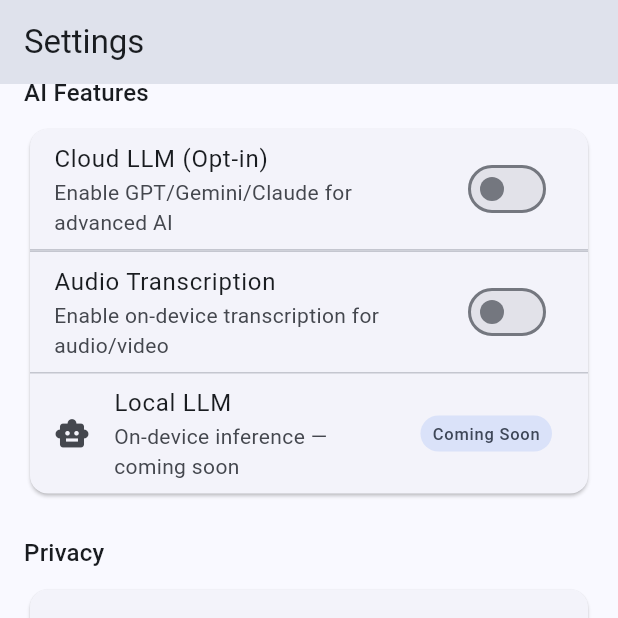
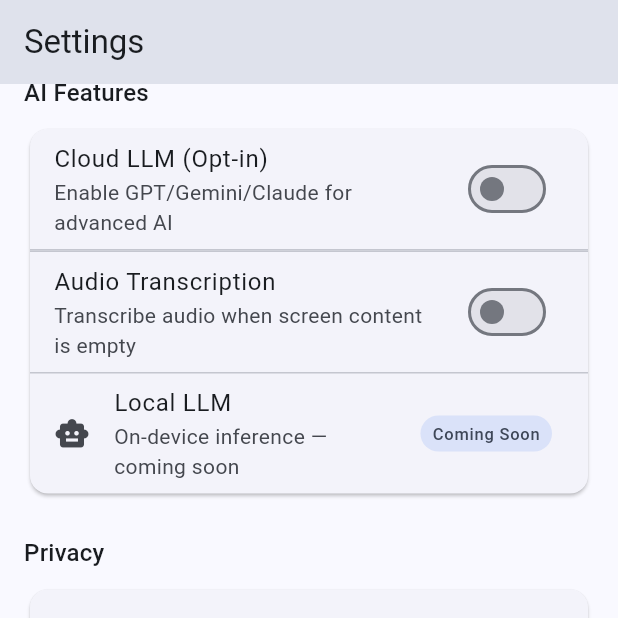
Before and after one commit to 21772177/smart_finder_chatbot, a Flutter app: the SettingsScreen screen opened directly, scrolled down 576 dp, on a phone screen of 412 x 824 dp, the top half of it. Run offline on Flutter 3.47's test engine with Material 3 defaults, Android fonts, the phone set to English and light mode, and no system bars; our stand-ins replace drift, firebase_core, firebase_crashlytics, flutter_riverpod, google_generative_ai, google_sign_in and 3 more; missing offline and left inert: encrypt, google_mlkit_text_recognition, googleapis, sqlcipher_flutter_libs, sqlite3; accounts and stored records are empty; generated files the repository leaves out were written again.

Commit message:
Fix production blockers: INTERNET permission, ProGuard rules, Whisper naming, Firebase docs
P0 fixes:
- Add INTERNET + WAKE_LOCK permissions to main AndroidManifest.xml
- Clean up redundant INTERNET in debug/profile manifests
- Document firebase_options.dart as optional stub

P1 fixes:
- Add ProGuard keep rules for Google Sign-In, ML Kit, Firebase Crashlytics
- Add dontwarn for google.gms and Firebase classes

P2 fixes:
- Rename enableWhisper to enableAudioTranscription (accurate naming)
- Update settings UI and tests to match

```diff
--- a/lib/features/overlay/overlay_notifier.dart
+++ b/lib/features/overlay/overlay_notifier.dart
@@ -181,7 +181,7 @@ class OverlayNotifier extends StateNotifier<OverlayState> {
         }
       }
 
-      if (text.trim().isEmpty && _settings.enableWhisper) {
+      if (text.trim().isEmpty && _settings.enableAudioTranscription) {
         final hasPerm = await _audioService.checkPermission();
         if (hasPerm) {
           final transcript = await _audioService.startListening();
--- a/lib/features/settings/settings_screen.dart
+++ b/lib/features/settings/settings_screen.dart
@@ -165,12 +165,12 @@ class SettingsScreen extends ConsumerWidget {
                   ),
                 ],
                 const Divider(height: 1),
-                SwitchListTile(
-                  title: const Text('Audio Transcription'),
-                  subtitle: const Text('Enable on-device transcription for audio/video'),
-                  value: settings.enableWhisper,
-                  onChanged: (v) => ref.read(settingsServiceProvider).enableWhisper = v,
-                ),
+                  SwitchListTile(
+                    title: const Text('Audio Transcription'),
+                    subtitle: const Text('Transcribe audio when screen content is empty'),
+                    value: settings.enableAudioTranscription,
+                    onChanged: (v) => ref.read(settingsServiceProvider).enableAudioTranscription = v,
+                  ),
                 const Divider(height: 1),
                 ListTile(
                   leading: const Icon(Icons.smart_toy),
--- a/lib/features/settings/settings_service.dart
+++ b/lib/features/settings/settings_service.dart
@@ -39,8 +39,8 @@ class SettingsService {
   bool get enableLocalLLM => _prefs.getBool('enable_local_llm') ?? false;
   set enableLocalLLM(bool value) => _prefs.setBool('enable_local_llm', value);
 
-  bool get enableWhisper => _prefs.getBool('enable_whisper') ?? false;
-  set enableWhisper(bool value) => _prefs.setBool('enable_whisper', value);
+  bool get enableAudioTranscription => _prefs.getBool('enable_audio_transcription') ?? false;
+  set enableAudioTranscription(bool value) => _prefs.setBool('enable_audio_transcription', value);
 
   LLMProvider get llmProvider => LLMProvider.values.byName(_prefs.getString('llm_provider') ?? 'gemini');
   set llmProvider(LLMProvider value) => _prefs.setString('llm_provider', value.name);
```
Also changed, not shown: lib/firebase_options.dart, 5 other files.
